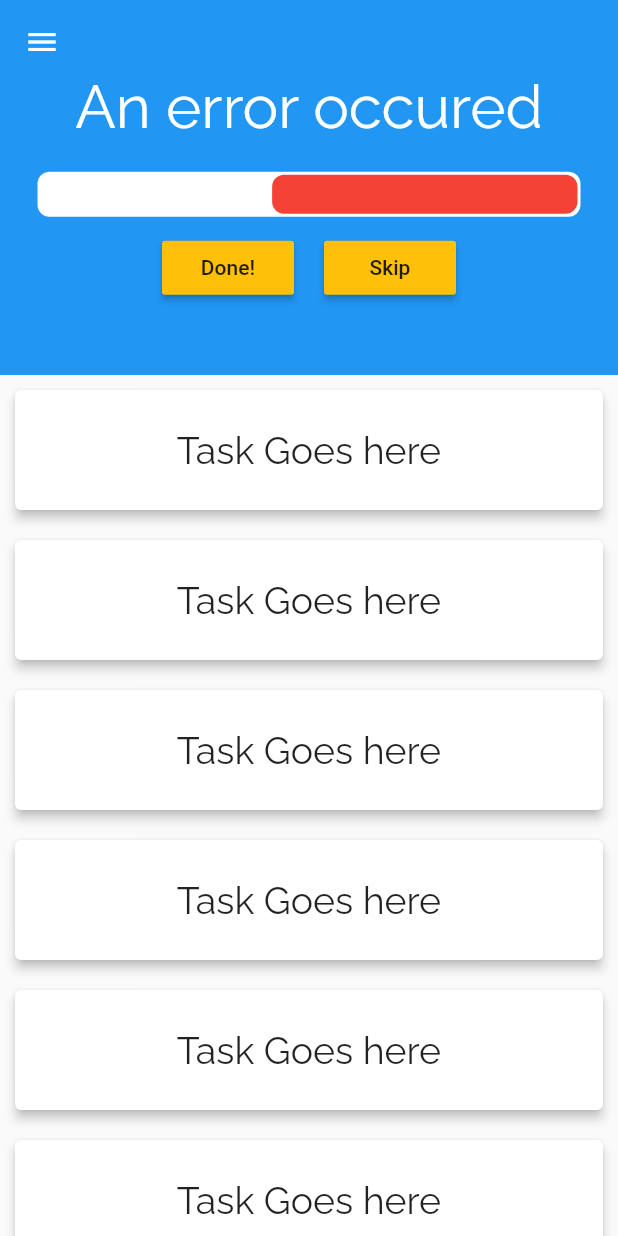
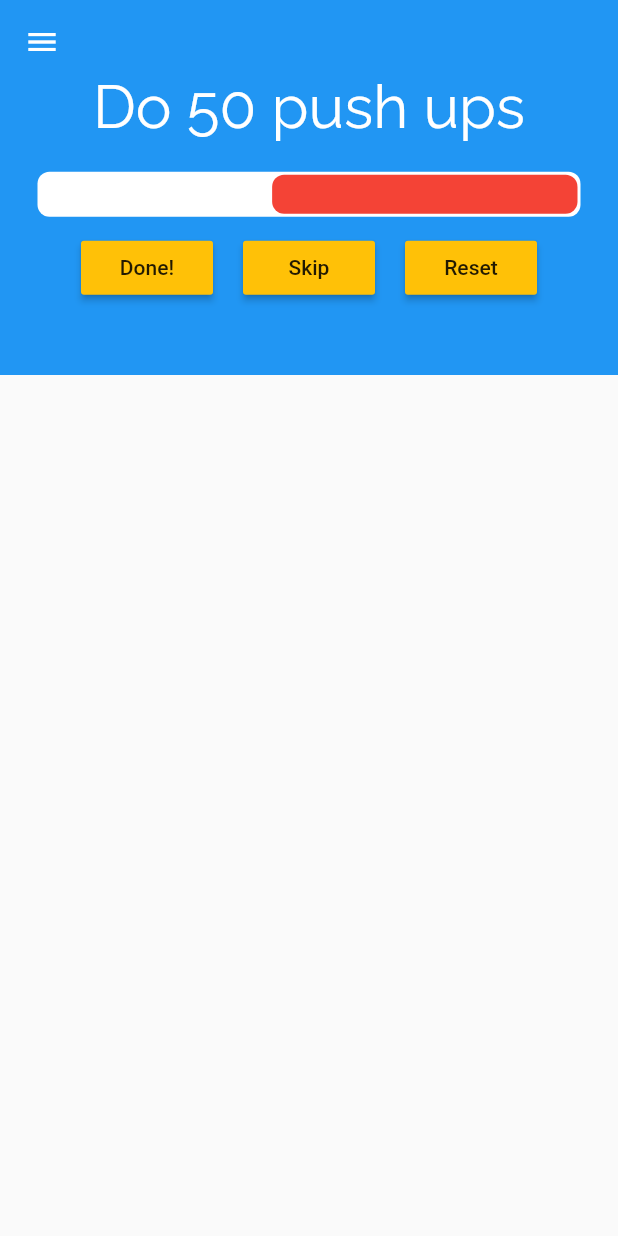
Before and after one commit to aryaman31/cautious-eureka, a Flutter app: the screen it shows after launch, after a tap on "Done!", on a phone screen of 412 x 824 dp. Run offline on Flutter 3.47's test engine with Material 2 defaults, Android fonts, the phone set to English and light mode, and no system bars.

Commit message:
Added file support to save tasks locally. Added very basic functionality to "done" button and added reset button for testing purposes

```diff
--- a/lib/main.dart
+++ b/lib/main.dart
@@ -1,7 +1,9 @@
 import 'package:flutter/material.dart';
 import 'root_page.dart';
 
-void main() => runApp(MyApp());
+void main() {
+  runApp(MyApp());
+}
 
 class MyApp extends StatelessWidget {
   // This widget is the root of your application.
--- a/lib/root_page.dart
+++ b/lib/root_page.dart
@@ -1,9 +1,32 @@
 import 'package:flutter/material.dart';
-
 import 'top_half.dart';
 import 'completed_tasks.dart';
+import 'task_handler.dart';
 
-class RootPage extends StatelessWidget {
+class RootPage extends StatefulWidget {
+  final TasksStorage storage = TasksStorage();
+  @override
+  _RootPageState createState() => _RootPageState();
+}
+
+class _RootPageState extends State<RootPage> {
+  var noCompletedTasks = 0;
+  var completedTasks;
+
+  @override
+  void initState() {
+    super.initState();
+    widget.storage.readCompletedTasks().then((value) {
+      if (value != '0') {
+        setState(() {
+          completedTasks = value.split(',');
+          completedTasks.removeAt(0);
+          noCompletedTasks = completedTasks.length;
+        });
+      }
+    });
+  }
+
   @override
   Widget build(BuildContext context) {
     return Scaffold(
@@ -16,21 +39,10 @@ class RootPage extends StatelessWidget {
             flexibleSpace: MainStuff(),
           ),
           SliverList(
-              delegate: SliverChildListDelegate([
-                CompletedCard(text: "Task Goes here",),
-                CompletedCard(text: "Task Goes here",),
-                CompletedCard(text: "Task Goes here",),
-                CompletedCard(text: "Task Goes here",),
-                CompletedCard(text: "Task Goes here",),
-                CompletedCard(text: "Task Goes here",),
-                CompletedCard(text: "Task Goes here",),
-                CompletedCard(text: "Task Goes here",),
-                CompletedCard(text: "Task Goes here",),
-                CompletedCard(text: "Task Goes here",),
-                CompletedCard(text: "Task Goes here",),
-                CompletedCard(text: "Task Goes here",),
-                CompletedCard(text: "Task Goes here",),
-              ])
+              delegate: SliverChildBuilderDelegate((context, index) {
+                return CompletedCard(text: completedTasks[index]);
+              },
+              childCount: noCompletedTasks)
           )
         ],
       ),
--- a/lib/task_handler.dart
+++ b/lib/task_handler.dart
@@ -1,7 +1,6 @@
 import 'dart:io';
 import 'package:path_provider/path_provider.dart';
 import 'dart:async';
-import 'package:flutter/foundation.dart';
 
 class TasksStorage {
   Future<String> get _localPath async {
@@ -29,7 +28,6 @@ class TasksStorage {
     } catch (e) {
 
       return '0';
-
     }
   }
 
@@ -38,7 +36,6 @@ class TasksStorage {
 
       final file = await _completedTasks;
       String contents = await file.readAsString();
-      print('test');
       return contents;
 
     } catch (e) {
@@ -48,14 +45,27 @@ class TasksStorage {
     }
   }
 
-  Future<File> appendToCompletedTasks(String newTask) async {
+  Future<File> writeToCompletedTasks(String newTask) async {
     final file = await _completedTasks;
-    String oldContents = await readCompletedTasks();
-    if (oldContents != '0') {
-      String newContent = oldContents + ',$newTask';
-      return file.writeAsString(newContent);
-    } else {
-      return file;
-    }
+    return file.writeAsString(newTask);
+  }
+
+  Future<File> writeToAllTasks(String newTask) async {
+    final file = await _allTasks;
+    return file.writeAsString(newTask);
+  }
+
+  Future<bool> completedTasksExists() async {
+    final file = await _completedTasks;
+    return file.exists();
+  }
+
+  Future<bool> allTasksExists() async {
+    final file = await _allTasks;
+    return file.exists();
+  }
+
+  Future<File> resetCompletedTasks() async {
+    return writeToCompletedTasks("Hmm I see you snooping :)");
   }
 }
--- a/lib/top_half.dart
+++ b/lib/top_half.dart
@@ -1,6 +1,6 @@
 import 'package:flutter/material.dart';
 import 'timer.dart';
-import 'dart:io';
+import 'dart:math';
 import 'task_handler.dart';
 
 class MainStuff extends StatefulWidget {
@@ -13,27 +13,100 @@ class MainStuff extends StatefulWidget {
 
 class _MainStuffState extends State<MainStuff> {
 
-  String task = "Loading Task...";
+  String task;
 
   @override
   void initState() {
     super.initState();
-    widget.storage.readCompletedTasks().then((String value) {
-      if (value != '0') {
-        value.split(",");
-        setState(() {
-          task = value[value.length-1];
-        });
-      } else {
-        setState(() {
-          task = "An error occured";
+    widget.storage.allTasksExists().then((value) {
+      if (!value) {
+        String x = "Do 50 push ups, Draw something, Watch a movie, Eat a sandwhich";
+        widget.storage.writeToAllTasks(x).then((value) => print("allTasks.txt created"));
+      }
+
+      widget.storage.completedTasksExists().then((value){
+        if (!value) {
+          String x = "Hmm I see you snooping :)";
+          widget.storage.writeToCompletedTasks(x).then((value) => print("completedTasks.txt created"));
+        }
+      });
+
+      selectNewTask();
+
+//      widget.storage.readCompletedTasks().then((String value) {
+//        if (value != '0') {
+//          var arr = value.split(', ');
+//          setState(() {
+//            task = arr[arr.length-1];
+//          });
+//        } else {
+//          setState(() {
+//            task = "An error occured";
+//          });
+//        }
+//      });
+
+    });
+  }
+
+  void onCompleted(String task) {
+    if (task != "An error occured") {
+      widget.storage.readCompletedTasks().then((value) {
+        if (value != '0') {
+          if (task != "All tasks completed") {
+            widget.storage.writeToCompletedTasks(value + ", $task");
+            selectNewTask();
+          }
+        }
+      });
+    }
+  }
+
+  void selectNewTask() {
+    widget.storage.readAllTasks().then((value1) {
+      if (value1 != '0') {
+        widget.storage.readCompletedTasks().then((value2) {
+          if (value2 != '0') {
+            final _random = Random();
+            print(value1);
+            var _arr1 = value1.split(', ');
+            print(_arr1);
+            var _arr2 = value2.split(', ');
+            var _newTask = _arr1[_random.nextInt(_arr1.length)];
+            bool temp = true;
+            while (_arr2.contains(_newTask) && temp) {
+              _arr1.remove(_newTask);
+              if (_arr1.length != 0) {
+                _newTask = _arr1[_random.nextInt(_arr1.length)];
+              } else {
+                temp = false;
+                _newTask = "All tasks completed";
+              }
+            }
+            setState(() {
+              task = _newTask;
+            });
+          }
         });
       }
     });
   }
 
-  Future<File> completedTask() async {
-    return widget.storage.appendToCompletedTasks("Dang");
+  void reset() {
+    widget.storage.resetCompletedTasks().then((value1) {
+      widget.storage.readCompletedTasks().then((String value) {
+        if (value != '0') {
+          var arr = value.split(', ');
+          setState(() {
+            task = arr[arr.length - 1];
+          });
+        } else {
+          setState(() {
+            task = "An error occured";
+          });
+        }
+      });
+    });
   }
 
   @override
@@ -43,7 +116,7 @@ class _MainStuffState extends State<MainStuff> {
           child: Column(
             mainAxisAlignment: MainAxisAlignment.center,
             children: <Widget>[
-              Text(task, style: TextStyle(fontSize: 40, fontFamily: "Raleway", color: Colors.white), textAlign: TextAlign.center,),
+              Text(task ?? "Loading task...", style: TextStyle(fontSize: 40, fontFamily: "Raleway", color: Colors.white), textAlign: TextAlign.center,),
               Padding(padding: EdgeInsets.all(10)),
               CountDownTimer(),
               Padding(padding: EdgeInsets.all(5)),
@@ -51,7 +124,7 @@ class _MainStuffState extends State<MainStuff> {
                 mainAxisAlignment: MainAxisAlignment.center,
                 children: [
                   RaisedButton(
-                    onPressed: completedTask,
+                    onPressed: () => onCompleted(task),
                     color: Colors.amber,
                     child: Text("Done!"),
                   ),
@@ -60,6 +133,12 @@ class _MainStuffState extends State<MainStuff> {
                     onPressed: () => print("Your mom is gay"),
                     color: Colors.amber,
                     child: Text("Skip"),
+                  ),
+                  Padding(padding: EdgeInsets.all(10)),
+                  RaisedButton(
+                    onPressed: reset,
+                    color: Colors.amber,
+                    child: Text("Reset"),
                   )
                 ],
               )
```
